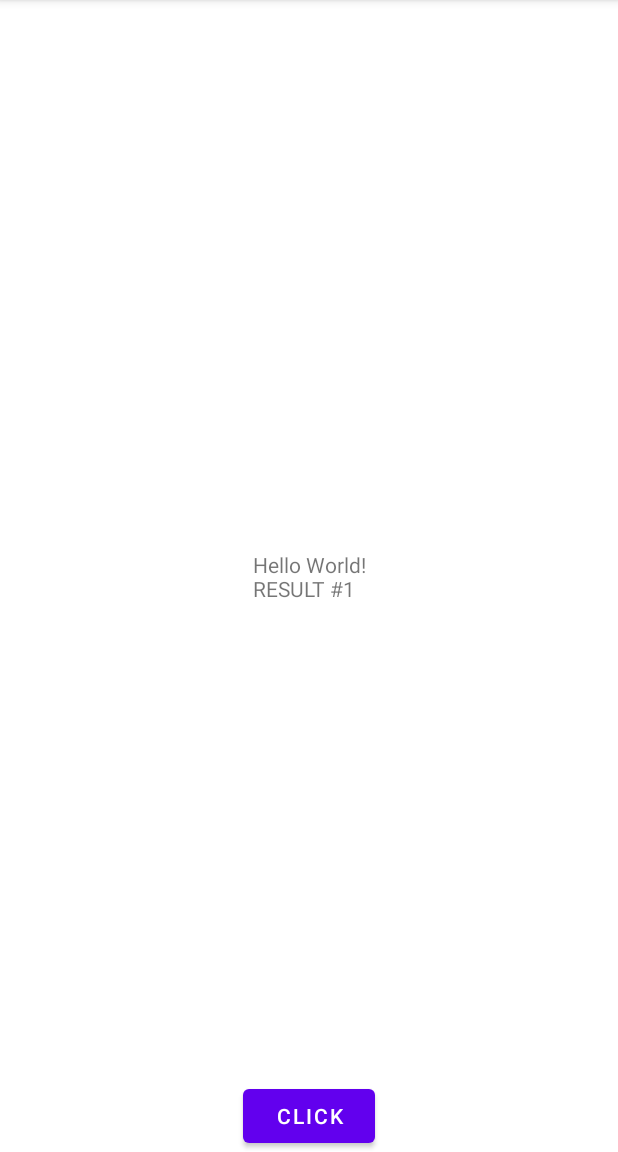
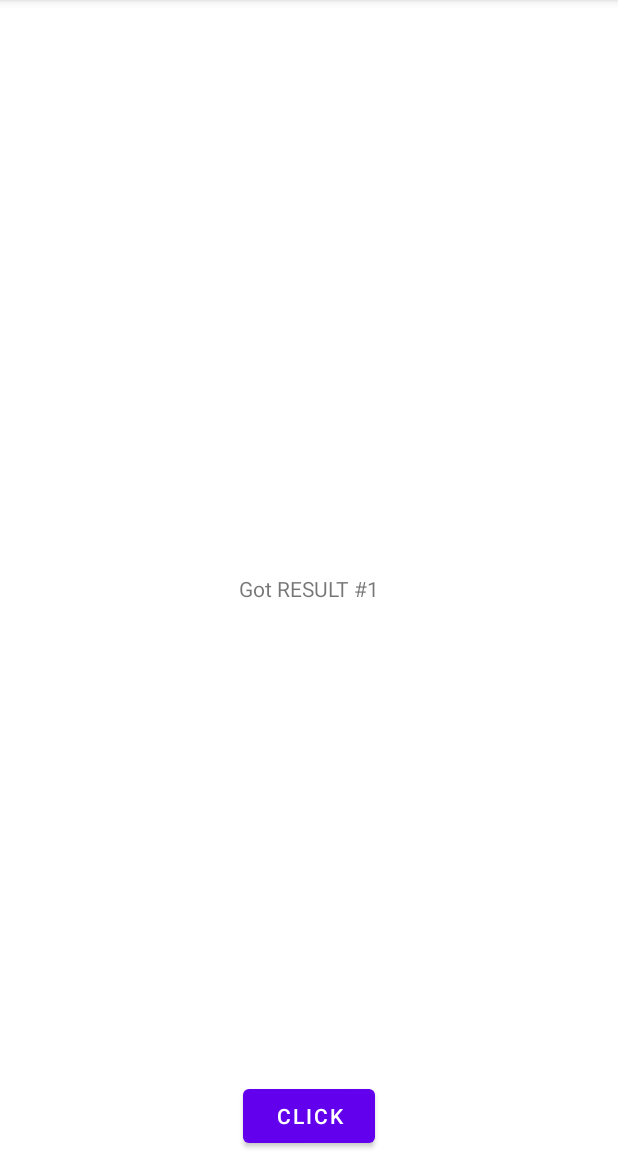
Before and after one commit to okanSerdaroglu/CoroutinesAndFlows, an Android app: the screen it shows after launch (MainActivity), after a tap on "CLICK", on a phone screen of 412 x 824 dp, the part 84-1236 px from its top. Run offline under Robolectric (Android 15) with nearby library versions, the phone set to English and light mode, and no system bars.

```diff
--- a/app/build.gradle
+++ b/app/build.gradle
@@ -5,12 +5,12 @@ plugins {
 
 android {
     namespace 'com.example.coroutinesandflows'
-    compileSdk 32
+    compileSdk 33
 
     defaultConfig {
         applicationId "com.example.coroutinesandflows"
         minSdk 21
-        targetSdk 32
+        targetSdk 33
         versionCode 1
         versionName "1.0"
 
--- a/app/src/main/java/com/example/coroutinesandflows/MainActivity.kt
+++ b/app/src/main/java/com/example/coroutinesandflows/MainActivity.kt
@@ -4,40 +4,24 @@ import androidx.appcompat.app.AppCompatActivity
 import android.os.Bundle
 import android.widget.Button
 import android.widget.TextView
-import kotlinx.coroutines.CoroutineScope
+import kotlinx.coroutines.*
 import kotlinx.coroutines.Dispatchers.IO
 import kotlinx.coroutines.Dispatchers.Main
-import kotlinx.coroutines.delay
-import kotlinx.coroutines.launch
-import kotlinx.coroutines.withContext
 
 /**
- * in this example we get a result from background thread ( this can be both network and room request )
- * then we send this result to main thread and show it in main thread
+ * think that a network request is too long, we can cancel it with timeout handling in coroutines
  * --
- * coroutines are not threads, they are some tasks on threads,in a thread there can be more than a thread
- * --
- * a suspend function should be called in a coroutine or another suspend function
- * --
- * coroutine scope means, organize bunch of jobs together. For example, think that there are 5 different jobs
- * ( coroutines ) in a scope and we want to cancel all if one of them fails. if one of them fails we can
- * cancel all scope then all coroutines will be cancelled. This is scoping
- * --
- * IO - input output. Worker thread
- * Main - main thread
- * Default -
- * --
- * we can say that CoroutineScope.launch fires up a new coroutine and withContext not
- * starts a new coroutine just change the context ( Main, IO, Default )
+ *
  */
 
 class MainActivity : AppCompatActivity() {
 
     private val RESULT_1 = "RESULT #1"
     private val RESULT_2 = "RESULT #2"
+    private val JOB_TIMEOUT = 1900L
 
-    var button: Button = Button(this)
-    var textView: TextView = TextView(this)
+    lateinit var button: Button
+    lateinit var textView: TextView
 
     override fun onCreate(savedInstanceState: Bundle?) {
         super.onCreate(savedInstanceState)
@@ -54,11 +38,6 @@ class MainActivity : AppCompatActivity() {
     }
 
     private suspend fun setTextOnMainThread(input: String) {
-        /**
-         * withContext switches the context what we mention. This means that a coroutine
-         * start it's work in a thread, then it can work another thread, then continue
-         * in another thread. In here we fired up a coroutine in
-         */
         withContext(Main) {
             setNewText(input)
         }
@@ -69,56 +48,45 @@ class MainActivity : AppCompatActivity() {
         textView.text = newText
     }
 
-    /**
-     * in fakeApiRequest method as you can see there are 2 different suspend function.
-     * If you call them like this, they wait each other. Flow is like this
-     *  1- getResult1FromApi
-     *  2- print it
-     *  3- set it on main thread
-     *  4- send second request ( getResult2FromApi )
-     *  5- set it on main thread
-     */
     private suspend fun fakeApiRequest() {
-        val result1 = getResult1FromApi()
-        println("debug: $result1")
-        /** textView.text = result1 -> this makes crash the app, because we are in worker thread and
-         *  can not set text in a textView in worker thread, we need to change our work as
-         *  UI thread
-         */
-        setTextOnMainThread(result1)
-        val result2 = getResult2FromApi(result1) /** it waits for result1 and uses it */
-        setTextOnMainThread(result2)
-        /**
-         * suspend functions in a same coroutine waits each other default
-         * in here there are 2 different suspend function in a coroutine and they wait each other
-         */
+        withContext(IO) {
+            val job = withTimeoutOrNull(JOB_TIMEOUT) {
+
+                val result1 = getResult1FromApi() // wait
+                setTextOnMainThread("Got $result1")
+
+                val result2 = getResult2FromApi() // wait
+                setTextOnMainThread("Got $result2")
+                /**
+                 * we need 2 seconds for 2 methods because they waits each other. but we have 1900 ms timeout
+                 * if job gets more then timeout job will be null
+                 */
+                /**
+                 * we need 2 seconds for 2 methods because they waits each other. but we have 1900 ms timeout
+                 * if job gets more then timeout job will be null
+                 */
+            }
+
+            if (job == null){
+                val cancelMessage = "Cancelling job... Job took longer than $JOB_TIMEOUT ms"
+                setTextOnMainThread(cancelMessage)
+            }
+        }
     }
 
-    /**
-     * suspend means that, it can be use in a coroutine, but it is not required to use it in a coroutine
-     */
     private suspend fun getResult1FromApi():String {
         logThread("getResult1FromApi")
         delay(1000)
-        /** delay and thread.sleep are totally different. if you make thread.sleep
-         *  all coroutines in the thread will sleep. If you use delay only the current
-         *  thread will sleep.
-         */
         return RESULT_1
     }
 
-    /** log the method name and current thread of method */
-    private fun logThread(methodName: String) {
-        println("debug: ${methodName}: ${Thread.currentThread().name}")
-    }
-
-    /** think that we send a request, get a result and send a new request according to this result
-     *  for this we create the second method to simulate our second api request
-     */
-
-    private suspend fun getResult2FromApi(result1:String): String {
+    private suspend fun getResult2FromApi():String {
         logThread("getResult2FromApi")
         delay(1000)
         return RESULT_2
     }
+
+    private fun logThread(methodName: String) {
+        println("debug: ${methodName}: ${Thread.currentThread().name}")
+    }
 }
--- a/app/src/main/res/layout/activity_main.xml
+++ b/app/src/main/res/layout/activity_main.xml
@@ -18,7 +18,6 @@
     <TextView
         android:layout_width="wrap_content"
         android:layout_height="wrap_content"
-        android:text="Hello World!"
         android:id="@+id/textView"
         app:layout_constraintBottom_toBottomOf="parent"
         app:layout_constraintEnd_toEndOf="parent"
```
